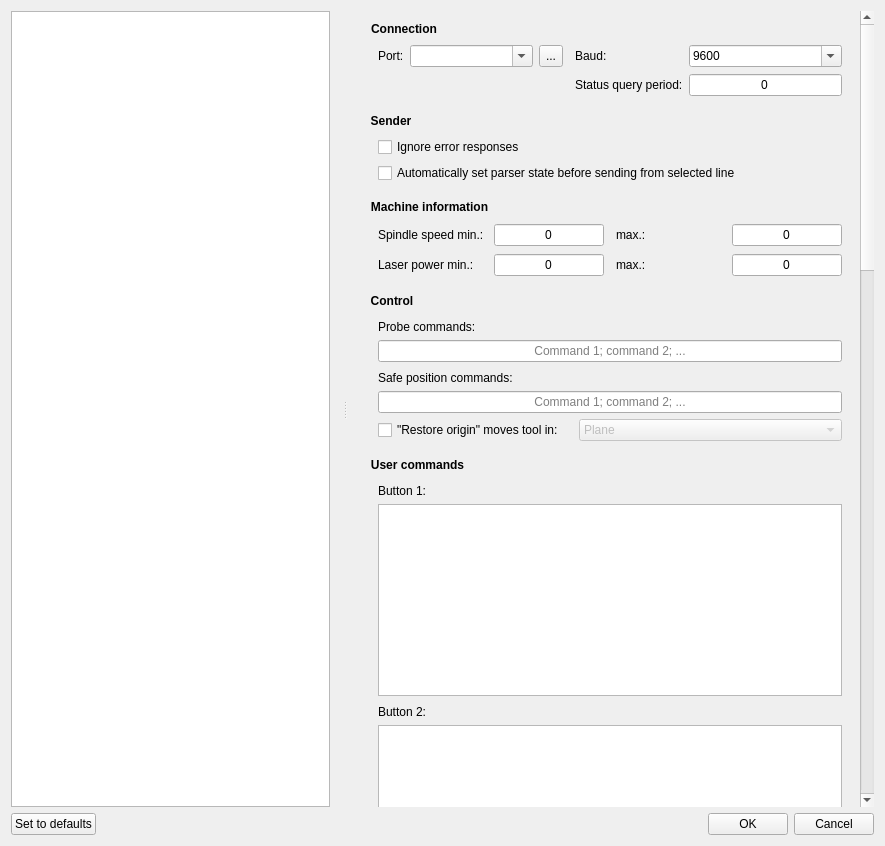
The window that src/frmsettings.ui (Denvi/Candle) describes before a commit, drawn with Qt 5.
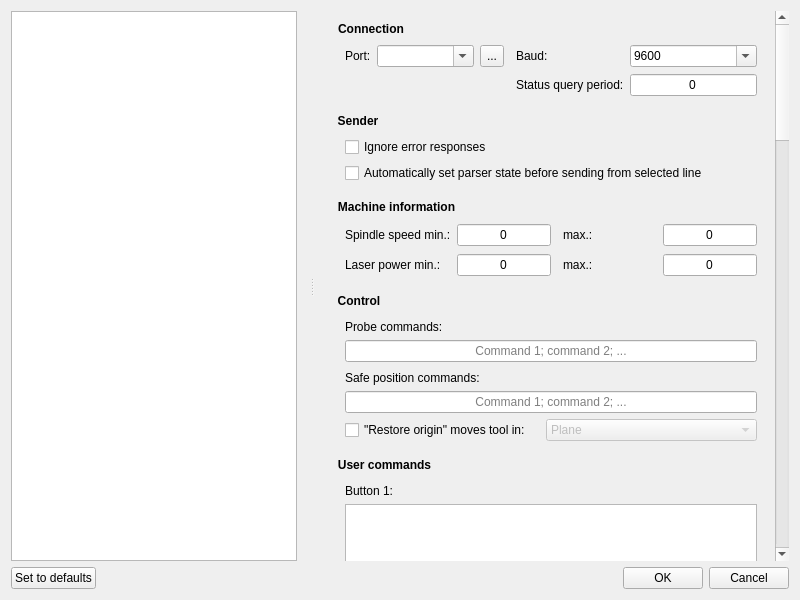
The same window after the commit. Icons and pictures are not drawn. Custom widgets are drawn as their Qt base class.

The edit to the form file:
```diff
--- a/src/frmsettings.ui
+++ b/src/frmsettings.ui
@@ -6,8 +6,8 @@
    <rect>
     <x>0</x>
     <y>0</y>
-    <width>885</width>
-    <height>846</height>
+    <width>800</width>
+    <height>600</height>
    </rect>
   </property>
   <property name="windowTitle">
@@ -87,9 +87,9 @@
        <property name="geometry">
         <rect>
          <x>0</x>
-         <y>0</y>
-         <width>543</width>
-         <height>2914</height>
+         <y>-1850</y>
+         <width>433</width>
+         <height>2424</height>
         </rect>
        </property>
        <layout class="QVBoxLayout" name="verticalLayout_4">
```
Left out of the diff: 3 changed lines with no effect on the pictures.
